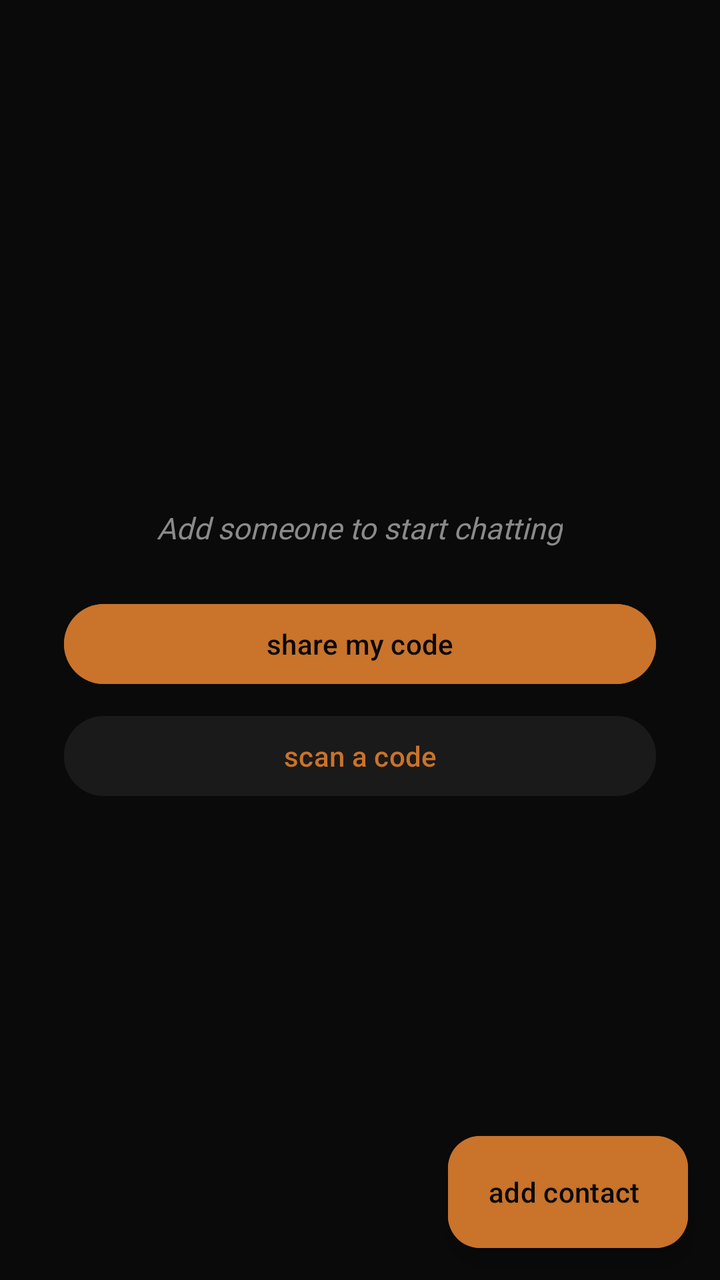
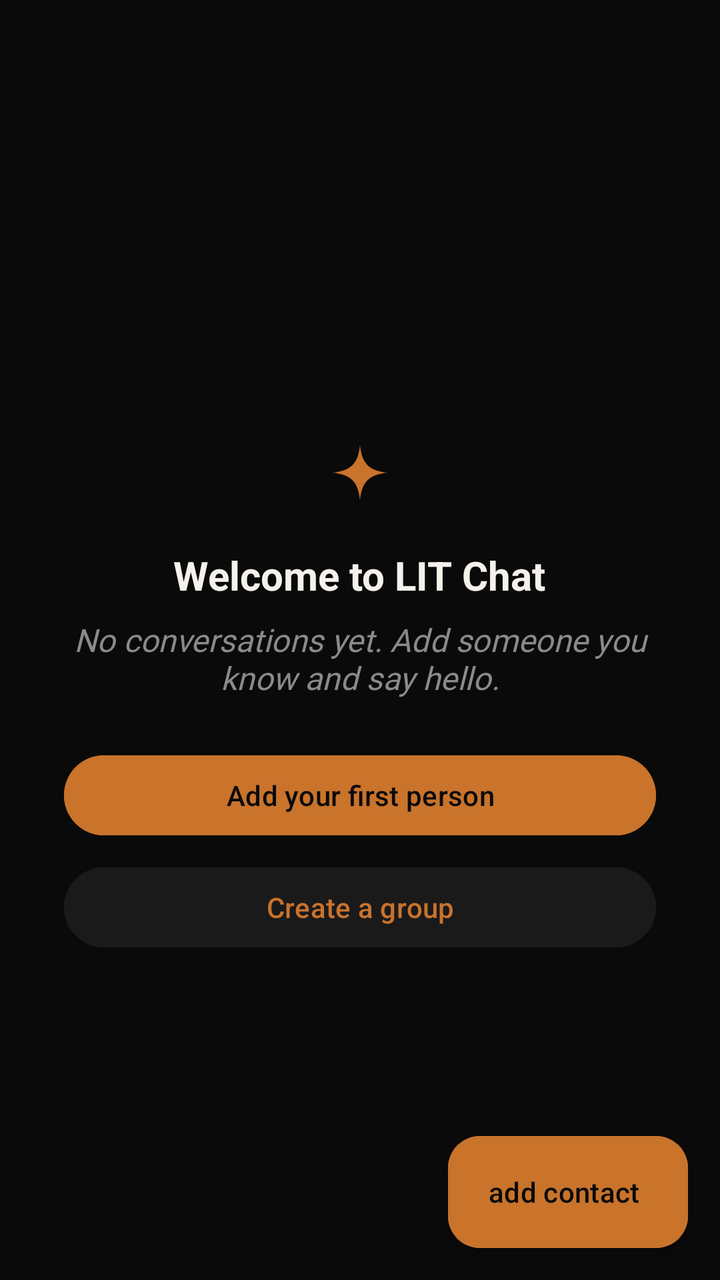

An Android layout rendered at two revisions. The XML below is the earlier revision; the diff shows what the commit changed to produce the second picture.
<!-- AndroidManifest.xml: application theme Theme.Fetchit -->
<!-- res/layout/view_chat_list.xml -->
<?xml version="1.0" encoding="utf-8"?>
<FrameLayout xmlns:android="http://schemas.android.com/apk/res/android"
    android:layout_width="match_parent"
    android:layout_height="match_parent">

    
    <androidx.recyclerview.widget.RecyclerView
        android:id="@+id/chatContactList"
        android:layout_width="match_parent"
        android:layout_height="match_parent"
        android:paddingBottom="72dp"
        android:clipToPadding="false"
        android:visibility="gone" />

    
    <LinearLayout
        android:id="@+id/chatEmptyState"
        android:layout_width="match_parent"
        android:layout_height="match_parent"
        android:orientation="vertical"
        android:gravity="center"
        android:padding="32dp">

        <TextView
            android:id="@+id/chatConnectingText"
            android:layout_width="wrap_content"
            android:layout_height="wrap_content"
            android:text="@string/chat_connecting"
            android:textColor="?attr/fetchitAsh"
            android:fontFamily="monospace"
            android:textSize="13sp"
            android:visibility="gone" />

        <TextView
            android:layout_width="wrap_content"
            android:layout_height="wrap_content"
            android:layout_marginTop="16dp"
            android:text="@string/chat_empty_hint"
            android:textColor="?attr/fetchitAsh"
            android:fontFamily="@font/instrument_serif"
            android:textStyle="italic"
            android:textSize="15sp"
            android:gravity="center" />

        <Button
            android:id="@+id/sharePairButton"
            android:layout_width="match_parent"
            android:layout_height="wrap_content"
            android:layout_marginTop="24dp"
            android:text="@string/chat_share_my_code"
            android:backgroundTint="?attr/fetchitCopper"
            android:textColor="?attr/fetchitInk" />

        <Button
            android:id="@+id/scanPairButton"
            android:layout_width="match_parent"
            android:layout_height="wrap_content"
            android:layout_marginTop="8dp"
            android:text="@string/chat_scan_a_code"
            android:backgroundTint="?attr/fetchitInk3"
            android:textColor="?attr/fetchitCopper" />

    </LinearLayout>

    
    <TextView
        android:id="@+id/chatConnectionLostBanner"
        android:layout_width="match_parent"
        android:layout_height="wrap_content"
        android:layout_gravity="top"
        android:text="@string/chat_offline_reassurance"
        android:contentDescription="@string/chat_offline_reassurance_desc"
        android:fontFamily="monospace"
        android:textSize="13sp"
        android:gravity="center"
        android:paddingHorizontal="16dp"
        android:paddingVertical="8dp"
        android:visibility="gone" />

    
    <com.google.android.material.floatingactionbutton.ExtendedFloatingActionButton
        android:id="@+id/addContactButton"
        android:layout_width="wrap_content"
        android:layout_height="wrap_content"
        android:layout_gravity="bottom|end"
        android:layout_margin="16dp"
        android:text="@string/chat_add_contact"
        android:backgroundTint="?attr/fetchitCopper"
        android:textColor="?attr/fetchitInk" />

</FrameLayout>
<!-- resources referenced by this layout -->
<resources>
  <string name="chat_add_contact">add contact</string>
  <string name="chat_connecting">connecting…</string>
  <string name="chat_empty_hint">Add someone to start chatting</string>
  <string name="chat_offline_reassurance">No connection. Your messages are saved and will send once you\'re back online.</string>
  <string name="chat_offline_reassurance_desc">offline — your messages are saved</string>
  <string name="chat_scan_a_code">scan a code</string>
  <string name="chat_share_my_code">share my code</string>
  <style name="Theme.Fetchit" parent="Theme.Fetchit.Dark" />
  <style name="Theme.Fetchit.Dark" parent="Theme.Fetchit.Base">
          <item name="fetchitInk">#0a0a0a</item>
          <item name="fetchitInk2">#141414</item>
          <item name="fetchitInk3">#1a1a1a</item>
          <item name="fetchitLine">#222222</item>
          <item name="fetchitBone">#f5f2eb</item>
          <item name="fetchitBoneDim">#d6cfc0</item>
          <item name="fetchitAsh">#8a8a8a</item>
          <item name="fetchitCopper">#c9732b</item>
          <item name="fetchitCopperBright">#e58a3f</item>
          <item name="fetchitRust">#ff8a7a</item>
          <item name="fetchitSignalOk">#56b292</item>
          <item name="fetchitGold">#d9a440</item>
          <item name="fetchitGoldBright">#e8bc62</item>
          <item name="android:windowLightStatusBar">false</item>
      </style>
  <style name="Theme.Fetchit.Base" parent="Theme.Material3.DayNight.NoActionBar">
          <item name="colorPrimary">?attr/fetchitCopper</item>
          <item name="colorOnPrimary">?attr/fetchitInk</item>
          <item name="colorSecondary">?attr/fetchitCopperBright</item>
          <item name="android:statusBarColor">?attr/fetchitInk</item>
          <item name="android:navigationBarColor">?attr/fetchitInk</item>
          <item name="android:windowBackground">?attr/fetchitInk</item>
      </style>
</resources>

<!-- the commit's change to res/layout/view_chat_list.xml (unified diff, before → after) -->
@@ -1,81 +1,150 @@
 <?xml version="1.0" encoding="utf-8"?>
 <FrameLayout xmlns:android="http://schemas.android.com/apk/res/android"
+    xmlns:app="http://schemas.android.com/apk/res-auto"
     android:layout_width="match_parent"
     android:layout_height="match_parent">
 
     
-    <androidx.recyclerview.widget.RecyclerView
-        android:id="@+id/chatContactList"
+    <LinearLayout
         android:layout_width="match_parent"
         android:layout_height="match_parent"
-        android:paddingBottom="72dp"
-        android:clipToPadding="false"
-        android:visibility="gone" />
+        android:orientation="vertical">
 
-    
-    <LinearLayout
-        android:id="@+id/chatEmptyState"
-        android:layout_width="match_parent"
-        android:layout_height="match_parent"
-        android:orientation="vertical"
-        android:gravity="center"
-        android:padding="32dp">
+        
+        <LinearLayout
+            android:id="@+id/chatIdentityBadge"
+            android:layout_width="match_parent"
+            android:layout_height="wrap_content"
+            android:orientation="horizontal"
+            android:gravity="center_vertical"
+            android:paddingHorizontal="16dp"
+            android:paddingVertical="10dp"
+            android:background="?attr/selectableItemBackground"
+            android:clickable="true"
+            android:focusable="true"
+            android:contentDescription="@string/chat_identity_badge_desc">
 
+            <TextView
+                android:id="@+id/chatIdentityAvatar"
+                android:layout_width="36dp"
+                android:layout_height="36dp"
+                android:gravity="center"
+                android:textColor="?attr/fetchitInk"
+                android:textStyle="bold"
+                android:textSize="14sp" />
+
+            <TextView
+                android:id="@+id/chatIdentityName"
+                android:layout_width="0dp"
+                android:layout_height="wrap_content"
+                android:layout_weight="1"
+                android:layout_marginStart="12dp"
+                android:textColor="?attr/fetchitBone"
+                android:textSize="16sp"
+                android:maxLines="1"
+                android:ellipsize="end" />
+
+        </LinearLayout>
+
+        
         <TextView
-            android:id="@+id/chatConnectingText"
-            android:layout_width="wrap_content"
+            android:id="@+id/chatConnectionLostBanner"
+            android:layout_width="match_parent"
             android:layout_height="wrap_content"
-            android:text="@string/chat_connecting"
-            android:textColor="?attr/fetchitAsh"
+            android:text="@string/chat_offline_reassurance"
+            android:contentDescription="@string/chat_offline_reassurance_desc"
             android:fontFamily="monospace"
             android:textSize="13sp"
+            android:gravity="center"
+            android:paddingHorizontal="16dp"
+            android:paddingVertical="8dp"
             android:visibility="gone" />
 
-        <TextView
-            android:layout_width="wrap_content"
-            android:layout_height="wrap_content"
-            android:layout_marginTop="16dp"
-            android:text="@string/chat_empty_hint"
-            android:textColor="?attr/fetchitAsh"
-            android:fontFamily="@font/instrument_serif"
-            android:textStyle="italic"
-            android:textSize="15sp"
-            android:gravity="center" />
+        
+        <FrameLayout
+            android:layout_width="match_parent"
+            android:layout_height="0dp"
+            android:layout_weight="1">
 
-        <Button
-            android:id="@+id/sharePairButton"
-            android:layout_width="match_parent"
-            android:layout_height="wrap_content"
-            android:layout_marginTop="24dp"
-            android:text="@string/chat_share_my_code"
-            android:backgroundTint="?attr/fetchitCopper"
-            android:textColor="?attr/fetchitInk" />
+            
+            <androidx.recyclerview.widget.RecyclerView
+                android:id="@+id/chatContactList"
+                android:layout_width="match_parent"
+                android:layout_height="match_parent"
+                android:paddingBottom="72dp"
+                android:clipToPadding="false"
+                android:visibility="gone" />
 
-        <Button
-            android:id="@+id/scanPairButton"
-            android:layout_width="match_parent"
-            android:layout_height="wrap_content"
-            android:layout_marginTop="8dp"
-            android:text="@string/chat_scan_a_code"
-            android:backgroundTint="?attr/fetchitInk3"
-            android:textColor="?attr/fetchitCopper" />
+            
+            <LinearLayout
+                android:id="@+id/chatEmptyState"
+                android:layout_width="match_parent"
+                android:layout_height="match_parent"
+                android:orientation="vertical"
+                android:gravity="center"
+                android:padding="32dp">
+
+                <TextView
+                    android:id="@+id/chatConnectingText"
+                    android:layout_width="wrap_content"
+                    android:layout_height="wrap_content"
+                    android:text="@string/chat_connecting"
+                    android:textColor="?attr/fetchitAsh"
+                    android:fontFamily="monospace"
+                    android:textSize="13sp"
+                    android:visibility="gone" />
+
+                <ImageView
+                    android:layout_width="44dp"
+                    android:layout_height="44dp"
+                    android:layout_marginBottom="12dp"
+                    android:src="@drawable/ic_mark_lit"
+                    android:contentDescription="@string/chat_onboard_mark_desc"
+                    app:tint="?attr/fetchitCopper" />
+
+                <TextView
+                    android:layout_width="wrap_content"
+                    android:layout_height="wrap_content"
+                    android:text="@string/chat_onboard_title"
+                    android:textColor="?attr/fetchitBone"
+                    android:textStyle="bold"
+                    android:textSize="20sp"
+                    android:gravity="center" />
+
+                <TextView
+                    android:layout_width="wrap_content"
+                    android:layout_height="wrap_content"
+                    android:layout_marginTop="8dp"
+                    android:text="@string/chat_onboard_body"
+                    android:textColor="?attr/fetchitAsh"
+                    android:fontFamily="@font/instrument_serif"
+                    android:textStyle="italic"
+                    android:textSize="16sp"
+                    android:gravity="center" />
+
+                <Button
+                    android:id="@+id/onboardAddPersonButton"
+                    android:layout_width="match_parent"
+                    android:layout_height="wrap_content"
+                    android:layout_marginTop="24dp"
+                    android:text="@string/chat_onboard_add_person"
+                    android:backgroundTint="?attr/fetchitCopper"
+                    android:textColor="?attr/fetchitInk" />
+
+                <Button
+                    android:id="@+id/onboardCreateGroupButton"
+                    android:layout_width="match_parent"
+                    android:layout_height="wrap_content"
+                    android:layout_marginTop="8dp"
+                    android:text="@string/chat_onboard_create_group"
+                    android:backgroundTint="?attr/fetchitInk3"
+                    android:textColor="?attr/fetchitCopper" />
+
+            </LinearLayout>
+
+        </FrameLayout>
 
     </LinearLayout>
-
-    
-    <TextView
-        android:id="@+id/chatConnectionLostBanner"
-        android:layout_width="match_parent"
-        android:layout_height="wrap_content"
-        android:layout_gravity="top"
-        android:text="@string/chat_offline_reassurance"
-        android:contentDescription="@string/chat_offline_reassurance_desc"
-        android:fontFamily="monospace"
-        android:textSize="13sp"
-        android:gravity="center"
-        android:paddingHorizontal="16dp"
-        android:paddingVertical="8dp"
-        android:visibility="gone" />
 
     
     <com.google.android.material.floatingactionbutton.ExtendedFloatingActionButton
<!-- resource entries referenced after the edit -->
@@ -1,12 +1,26 @@
 <!-- resources referenced by this layout -->
 <resources>
+  <!-- drawable ic_mark_lit (drawable) -->
+  <?xml version="1.0" encoding="utf-8"?>
+  <vector xmlns:android="http://schemas.android.com/apk/res/android"
+      android:width="24dp"
+      android:height="24dp"
+      android:viewportWidth="24"
+      android:viewportHeight="24">
+      <path
+          android:fillColor="#FFFFFFFF"
+          android:pathData="M12 2.5C12.5 7.5 14.5 9.5 19.5 10 14.5 10.5 12.5 12.5 12 17.5 11.5 12.5 9.5 10.5 4.5 10 9.5 9.5 11.5 7.5 12 2.5Z" />
+  </vector>
   <string name="chat_add_contact">add contact</string>
   <string name="chat_connecting">connecting…</string>
-  <string name="chat_empty_hint">Add someone to start chatting</string>
+  <string name="chat_identity_badge_desc">share my code</string>
   <string name="chat_offline_reassurance">No connection. Your messages are saved and will send once you\'re back online.</string>
   <string name="chat_offline_reassurance_desc">offline — your messages are saved</string>
-  <string name="chat_scan_a_code">scan a code</string>
-  <string name="chat_share_my_code">share my code</string>
+  <string name="chat_onboard_add_person">Add your first person</string>
+  <string name="chat_onboard_body">No conversations yet. Add someone you know and say hello.</string>
+  <string name="chat_onboard_create_group">Create a group</string>
+  <string name="chat_onboard_mark_desc">LIT Chat</string>
+  <string name="chat_onboard_title">Welcome to LIT Chat</string>
   <style name="Theme.Fetchit" parent="Theme.Fetchit.Dark" />
   <style name="Theme.Fetchit.Dark" parent="Theme.Fetchit.Base">
           <item name="fetchitInk">#0a0a0a</item>
